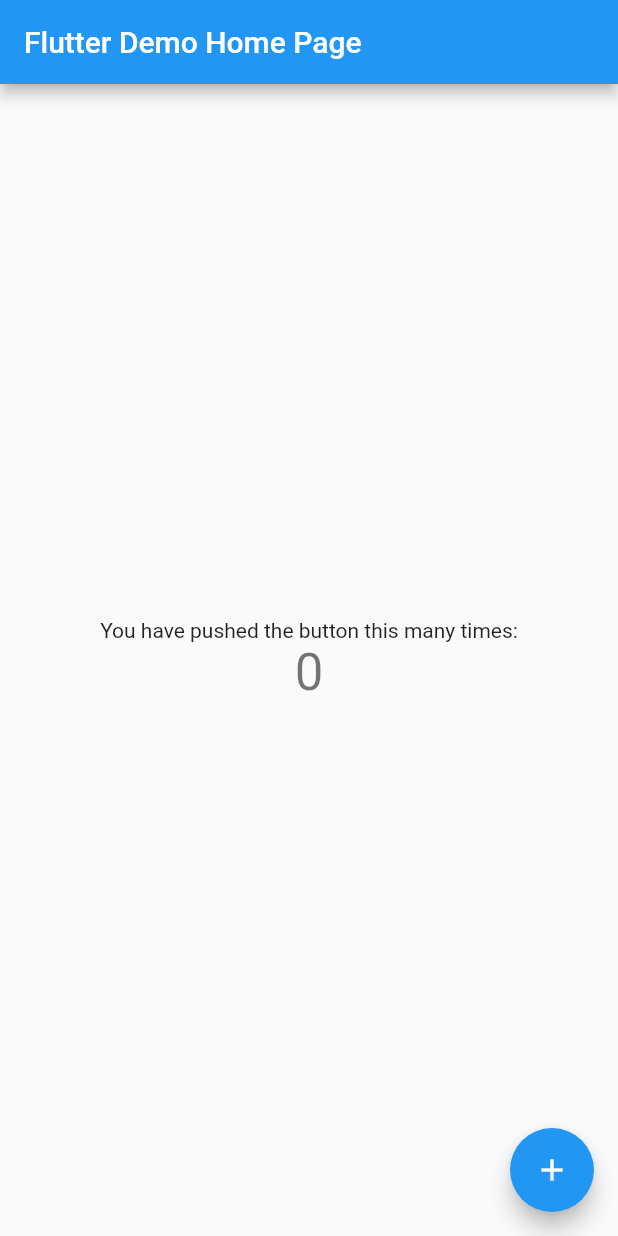
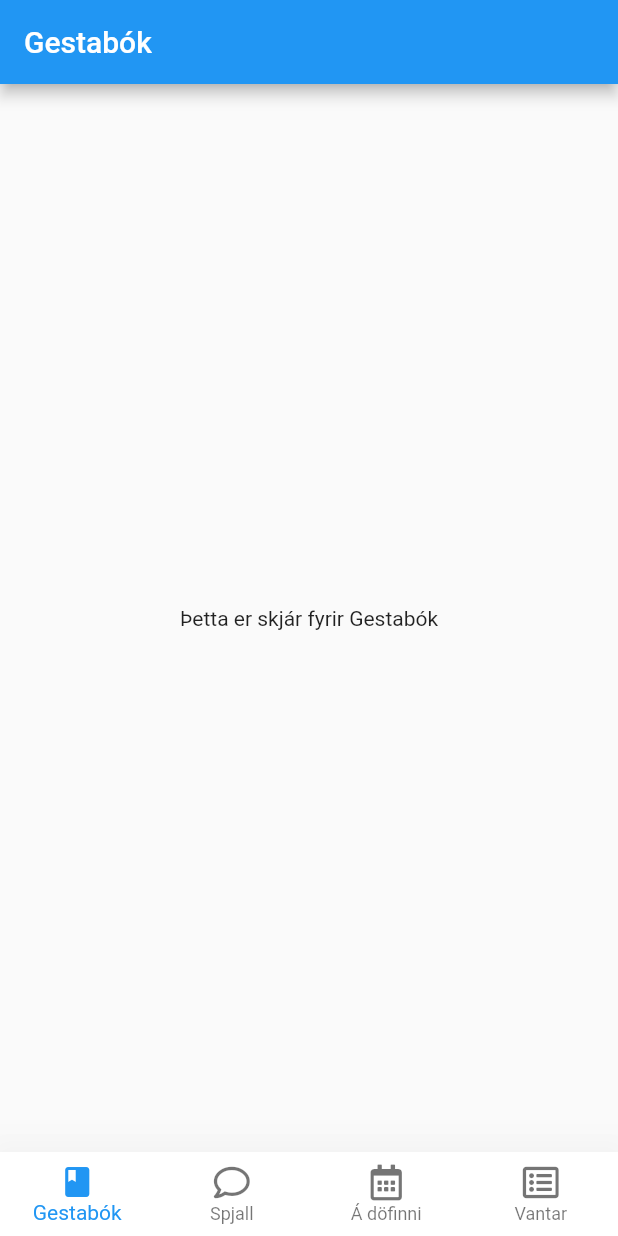
Before and after one commit to stebbih/Guestbook, a Flutter app: the screen it shows after launch, on a phone screen of 412 x 824 dp. Run offline on Flutter 3.47's test engine with Material 2 defaults, Android fonts, the phone set to English and light mode, and no system bars; our stand-ins replace font_awesome_flutter.

```diff
--- a/lib/main.dart
+++ b/lib/main.dart
@@ -1,111 +1,24 @@
 import 'package:flutter/material.dart';
 
-void main() => runApp(MyApp());
+import 'package:guestbook/root.dart';
 
-class MyApp extends StatelessWidget {
-  // This widget is the root of your application.
+void main() => runApp(App());
+
+class App extends StatefulWidget {
+  @override
+  AppState createState() => AppState();
+}
+
+class AppState extends State<App> {
+
   @override
   Widget build(BuildContext context) {
     return MaterialApp(
-      title: 'Flutter Demo',
-      theme: ThemeData(
-        // This is the theme of your application.
-        //
-        // Try running your application with "flutter run". You'll see the
-        // application has a blue toolbar. Then, without quitting the app, try
-        // changing the primarySwatch below to Colors.green and then invoke
-        // "hot reload" (press "r" in the console where you ran "flutter run",
-        // or simply save your changes to "hot reload" in a Flutter IDE).
-        // Notice that the counter didn't reset back to zero; the application
-        // is not restarted.
-        primarySwatch: Colors.blue,
-      ),
-      home: MyHomePage(title: 'Flutter Demo Home Page'),
+      initialRoute: '/',
+      routes: {
+        '/': (context) => RootPage(),
+      },
+      debugShowCheckedModeBanner: false,
     );
   }
 }
-
-class MyHomePage extends StatefulWidget {
-  MyHomePage({Key key, this.title}) : super(key: key);
-
-  // This widget is the home page of your application. It is stateful, meaning
-  // that it has a State object (defined below) that contains fields that affect
-  // how it looks.
-
-  // This class is the configuration for the state. It holds the values (in this
-  // case the title) provided by the parent (in this case the App widget) and
-  // used by the build method of the State. Fields in a Widget subclass are
-  // always marked "final".
-
-  final String title;
-
-  @override
-  _MyHomePageState createState() => _MyHomePageState();
-}
-
-class _MyHomePageState extends State<MyHomePage> {
-  int _counter = 0;
-
-  void _incrementCounter() {
-    setState(() {
-      // This call to setState tells the Flutter framework that something has
-      // changed in this State, which causes it to rerun the build method below
-      // so that the display can reflect the updated values. If we changed
-      // _counter without calling setState(), then the build method would not be
-      // called again, and so nothing would appear to happen.
-      _counter++;
-    });
-  }
-
-  @override
-  Widget build(BuildContext context) {
-    // This method is rerun every time setState is called, for instance as done
-    // by the _incrementCounter method above.
-    //
-    // The Flutter framework has been optimized to make rerunning build methods
-    // fast, so that you can just rebuild anything that needs updating rather
-    // than having to individually change instances of widgets.
-    return Scaffold(
-      appBar: AppBar(
-        // Here we take the value from the MyHomePage object that was created by
-        // the App.build method, and use it to set our appbar title.
-        title: Text(widget.title),
-      ),
-      body: Center(
-        // Center is a layout widget. It takes a single child and positions it
-        // in the middle of the parent.
-        child: Column(
-          // Column is also a layout widget. It takes a list of children and
-          // arranges them vertically. By default, it sizes itself to fit its
-          // children horizontally, and tries to be as tall as its parent.
-          //
-          // Invoke "debug painting" (press "p" in the console, choose the
-          // "Toggle Debug Paint" action from the Flutter Inspector in Android
-          // Studio, or the "Toggle Debug Paint" command in Visual Studio Code)
-          // to see the wireframe for each widget.
-          //
-          // Column has various properties to control how it sizes itself and
-          // how it positions its children. Here we use mainAxisAlignment to
-          // center the children vertically; the main axis here is the vertical
-          // axis because Columns are vertical (the cross axis would be
-          // horizontal).
-          mainAxisAlignment: MainAxisAlignment.center,
-          children: <Widget>[
-            Text(
-              'You have pushed the button this many times:',
-            ),
-            Text(
-              '$_counter',
-              style: Theme.of(context).textTheme.display1,
-            ),
-          ],
-        ),
-      ),
-      floatingActionButton: FloatingActionButton(
-        onPressed: _incrementCounter,
-        tooltip: 'Increment',
-        child: Icon(Icons.add),
-      ), // This trailing comma makes auto-formatting nicer for build methods.
-    );
-  }
-}
--- /dev/null
+++ b/lib/pages/calendar.dart
@@ -0,0 +1,19 @@
+import 'package:flutter/material.dart';
+
+class CalendarPage extends StatefulWidget {
+  @override
+  _CalendarPage createState() => _CalendarPage();
+}
+
+class _CalendarPage extends State<CalendarPage> {
+  Widget build(BuildContext context) {
+    return Scaffold(
+      appBar: AppBar(
+        title: const Text('Á Döfinni'),
+      ),
+      body: Center(
+        child: Text('Þetta er skjár fyrir Á Döfinni'),
+      ),
+    );
+  }
+}
--- /dev/null
+++ b/lib/pages/chat.dart
@@ -0,0 +1,19 @@
+import 'package:flutter/material.dart';
+
+class ChatPage extends StatefulWidget {
+  @override
+  _ChatPage createState() => _ChatPage();
+}
+
+class _ChatPage extends State<ChatPage> {
+  Widget build(BuildContext context) {
+    return Scaffold(
+      appBar: AppBar(
+        title: const Text('Spjall'),
+      ),
+      body: Center(
+        child: Text('Þetta er skjár fyrir Spjall'),
+      ),
+    );
+  }
+}
--- /dev/null
+++ b/lib/pages/guestbook.dart
@@ -0,0 +1,19 @@
+import 'package:flutter/material.dart';
+
+class GuestbookPage extends StatefulWidget {
+  @override
+  _GuestbookPage createState() => _GuestbookPage();
+}
+
+class _GuestbookPage extends State<GuestbookPage> {
+  Widget build(BuildContext context) {
+    return Scaffold(
+      appBar: AppBar(
+        title: const Text('Gestabók'),
+      ),
+      body: Center(
+        child: Text('Þetta er skjár fyrir Gestabók'),
+      ),
+    );
+  }
+}
--- /dev/null
+++ b/lib/pages/home.dart
@@ -0,0 +1,67 @@
+import 'package:flutter/material.dart';
+
+import 'package:guestbook/pages/calendar.dart';
+import 'package:guestbook/pages/chat.dart';
+import 'package:guestbook/pages/needs.dart';
+import 'package:guestbook/pages/guestbook.dart';
+
+import 'package:font_awesome_flutter/font_awesome_flutter.dart';
+
+class HomePage extends StatefulWidget {
+  @override
+  _HomePageState createState() => _HomePageState();
+}
+
+//the main bottom navigaton selections
+class _HomePageState extends State<HomePage> {
+  int _selectedIndex = 0;
+  final _widgetOptions = [
+    new GuestbookPage(),
+    new ChatPage(),
+    new CalendarPage(),
+    new NeedsPage(),
+  ];
+  @override
+  Widget build(BuildContext context) {
+    return Scaffold(
+      body: Center(
+        child: _widgetOptions.elementAt(_selectedIndex),
+      ),
+      bottomNavigationBar: BottomNavigationBar(
+        backgroundColor: Colors.white,
+        elevation: 28,
+        items: <BottomNavigationBarItem>[
+          BottomNavigationBarItem(
+            icon: Icon(Icons.book),
+            title: Text('Gestabók'),
+            activeIcon: Icon(Icons.book),
+          ),
+          BottomNavigationBarItem(
+            icon: Icon(FontAwesomeIcons.comment),
+            title: Text('Spjall'),
+            activeIcon: Icon(FontAwesomeIcons.comment),
+          ),
+          BottomNavigationBarItem(
+            icon: Icon(FontAwesomeIcons.calendarAlt),
+            title: Text('Á döfinni'),
+            activeIcon: Icon(FontAwesomeIcons.calendarAlt)
+          ),
+          BottomNavigationBarItem(
+            icon: Icon(FontAwesomeIcons.listAlt),
+            title: Text('Vantar'),
+          ),
+        ],
+        currentIndex: _selectedIndex,
+        onTap: _onItemTapped,
+        type: BottomNavigationBarType.fixed,
+      ),
+    );
+  }
+
+  //changes index on screen display when bottom navigation is pressed
+  void _onItemTapped(int index) {
+    setState(() {
+      _selectedIndex = index;
+    });
+  }
+}
--- /dev/null
+++ b/lib/pages/needs.dart
@@ -0,0 +1,19 @@
+import 'package:flutter/material.dart';
+
+class NeedsPage extends StatefulWidget {
+  @override
+  _NeedsPage createState() => _NeedsPage();
+}
+
+class _NeedsPage extends State<NeedsPage> {
+  Widget build(BuildContext context) {
+    return Scaffold(
+      appBar: AppBar(
+        title: const Text('Vantar'),
+      ),
+      body: Center(
+        child: Text('Þetta er skjár fyrir Vantar'),
+      ),
+    );
+  }
+}
--- /dev/null
+++ b/lib/root.dart
@@ -0,0 +1,15 @@
+import 'package:flutter/material.dart';
+
+import 'package:guestbook/pages/home.dart';
+
+class RootPage extends StatefulWidget {
+  @override
+  State<StatefulWidget> createState() => new _RootPage();
+}
+
+class _RootPage extends State<RootPage> {
+  @override
+  Widget build(BuildContext context) {
+    return HomePage();
+  }
+}
--- a/pubspec.yaml
+++ b/pubspec.yaml
@@ -23,6 +23,7 @@ dependencies:
   # The following adds the Cupertino Icons font to your application.
   # Use with the CupertinoIcons class for iOS style icons.
   cupertino_icons: ^0.1.2
+  font_awesome_flutter: ^8.5.0
 
 dev_dependencies:
   flutter_test:
```
Also changed, not shown: pubspec.lock.
